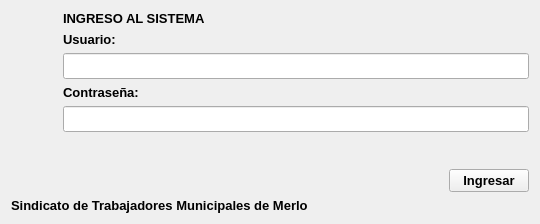
First picture: the form in gui/login/ingreso_sistema.ui, repository shae-ra/sindicato, before the edit.
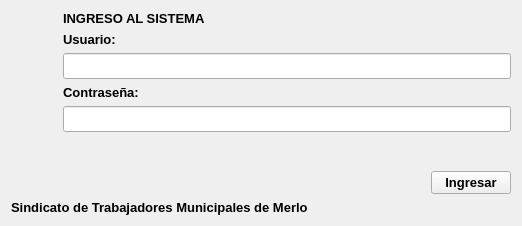
Second picture: the form after the edit. Icons and pictures are not drawn.

```diff
--- a/gui/login/ingreso_sistema.ui
+++ b/gui/login/ingreso_sistema.ui
@@ -6,8 +6,8 @@
    <rect>
     <x>0</x>
     <y>0</y>
-    <width>540</width>
-    <height>224</height>
+    <width>522</width>
+    <height>226</height>
    </rect>
   </property>
   <property name="windowTitle">
```
